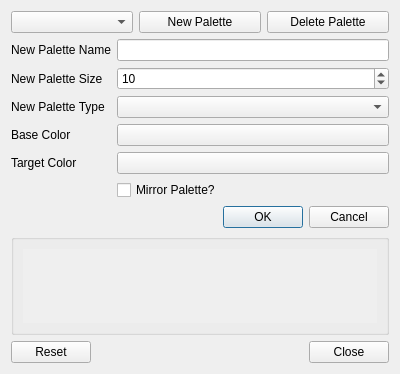
Qt form gui/widget/palettecontrol.ui (8bitbuddhist/PixelMaestro) before a commit.
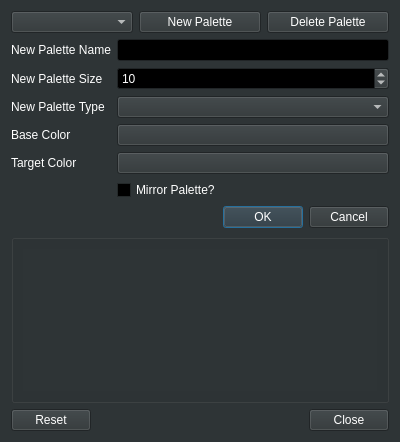
The same form after that commit.

Commit message: Studio - Re-added main project files. Studio - Set consistent color scheme for all windows and dialogs. CanvasCueHandler - Fixed several broken Cues. VirtualSerialDevice - Removed Cue interpretation text. CueController - Increased Cue buffer size to 1KB. MaestroControl - Several Cue-related fixes.

```diff
--- a/gui/widget/palettecontrol.ui
+++ b/gui/widget/palettecontrol.ui
@@ -7,7 +7,7 @@
     <x>0</x>
     <y>0</y>
     <width>400</width>
-    <height>374</height>
+    <height>442</height>
    </rect>
   </property>
   <property name="sizePolicy">
@@ -16,6 +16,421 @@
     <verstretch>0</verstretch>
    </sizepolicy>
   </property>
+  <property name="palette">
+   <palette>
+    <active>
+     <colorrole role="WindowText">
+      <brush brushstyle="SolidPattern">
+       <color alpha="255">
+        <red>255</red>
+        <green>255</green>
+        <blue>255</blue>
+       </color>
+      </brush>
+     </colorrole>
+     <colorrole role="Button">
+      <brush brushstyle="SolidPattern">
+       <color alpha="255">
+        <red>46</red>
+        <green>52</green>
+        <blue>54</blue>
+       </color>
+      </brush>
+     </colorrole>
+     <colorrole role="Light">
+      <brush brushstyle="SolidPattern">
+       <color alpha="255">
+        <red>69</red>
+        <green>78</green>
+        <blue>81</blue>
+       </color>
+      </brush>
+     </colorrole>
+     <colorrole role="Midlight">
+      <brush brushstyle="SolidPattern">
+       <color alpha="255">
+        <red>57</red>
+        <green>65</green>
+        <blue>67</blue>
+       </color>
+      </brush>
+     </colorrole>
+     <colorrole role="Dark">
+      <brush brushstyle="SolidPattern">
+       <color alpha="255">
+        <red>23</red>
+        <green>26</green>
+        <blue>27</blue>
+       </color>
+      </brush>
+     </colorrole>
+     <colorrole role="Mid">
+      <brush brushstyle="SolidPattern">
+       <color alpha="255">
+        <red>30</red>
+        <green>34</green>
+        <blue>36</blue>
+       </color>
+      </brush>
+     </colorrole>
+     <colorrole role="Text">
+      <brush brushstyle="SolidPattern">
+       <color alpha="255">
+        <red>255</red>
+        <green>255</green>
+        <blue>255</blue>
+       </color>
+      </brush>
+     </colorrole>
+     <colorrole role="BrightText">
+      <brush brushstyle="SolidPattern">
+       <color alpha="255">
+        <red>255</red>
+        <green>255</green>
+        <blue>255</blue>
+       </color>
+      </brush>
+     </colorrole>
+     <colorrole role="ButtonText">
+      <brush brushstyle="SolidPattern">
+       <color alpha="255">
+        <red>255</red>
+        <green>255</green>
+        <blue>255</blue>
+       </color>
+      </brush>
+     </colorrole>
+     <colorrole role="Base">
+      <brush brushstyle="SolidPattern">
+       <color alpha="255">
+        <red>0</red>
+        <green>0</green>
+        <blue>0</blue>
+       </color>
+      </brush>
+     </colorrole>
+     <colorrole role="Window">
+      <brush brushstyle="SolidPattern">
+       <color alpha="255">
+        <red>46</red>
+        <green>52</green>
+        <blue>54</blue>
+       </color>
+      </brush>
+     </colorrole>
+     <colorrole role="Shadow">
+      <brush brushstyle="SolidPattern">
+       <color alpha="255">
+        <red>0</red>
+        <green>0</green>
+        <blue>0</blue>
+       </color>
+      </brush>
+     </colorrole>
+     <colorrole role="AlternateBase">
+      <brush brushstyle="SolidPattern">
+       <color alpha="255">
+        <red>23</red>
+        <green>26</green>
+        <blue>27</blue>
+       </color>
+      </brush>
+     </colorrole>
+     <colorrole role="ToolTipBase">
+      <brush brushstyle="SolidPattern">
+       <color alpha="255">
+        <red>255</red>
+        <green>255</green>
+        <blue>220</blue>
+       </color>
+      </brush>
+     </colorrole>
+     <colorrole role="ToolTipText">
+      <brush brushstyle="SolidPattern">
+       <color alpha="255">
+        <red>0</red>
+        <green>0</green>
+        <blue>0</blue>
+       </color>
+      </brush>
+     </colorrole>
+    </active>
+    <inactive>
+     <colorrole role="WindowText">
+      <brush brushstyle="SolidPattern">
+       <color alpha="255">
+        <red>255</red>
+        <green>255</green>
+        <blue>255</blue>
+       </color>
+      </brush>
+     </colorrole>
+     <colorrole role="Button">
+      <brush brushstyle="SolidPattern">
+       <color alpha="255">
+        <red>46</red>
+        <green>52</green>
+        <blue>54</blue>
+       </color>
+      </brush>
+     </colorrole>
+     <colorrole role="Light">
+      <brush brushstyle="SolidPattern">
+       <color alpha="255">
+        <red>69</red>
+        <green>78</green>
+        <blue>81</blue>
+       </color>
+      </brush>
+     </colorrole>
+     <colorrole role="Midlight">
+      <brush brushstyle="SolidPattern">
+       <color alpha="255">
+        <red>57</red>
+        <green>65</green>
+        <blue>67</blue>
+       </color>
+      </brush>
+     </colorrole>
+     <colorrole role="Dark">
+      <brush brushstyle="SolidPattern">
+       <color alpha="255">
+        <red>23</red>
+        <green>26</green>
+        <blue>27</blue>
+       </color>
+      </brush>
+     </colorrole>
+     <colorrole role="Mid">
+      <brush brushstyle="SolidPattern">
+       <color alpha="255">
+        <red>30</red>
+        <green>34</green>
+        <blue>36</blue>
+       </color>
+      </brush>
+     </colorrole>
+     <colorrole role="Text">
+      <brush brushstyle="SolidPattern">
+       <color alpha="255">
+        <red>255</red>
+        <green>255</green>
+        <blue>255</blue>
+       </color>
+      </brush>
+     </colorrole>
+     <colorrole role="BrightText">
+      <brush brushstyle="SolidPattern">
+       <color alpha="255">
+        <red>255</red>
+        <green>255</green>
+        <blue>255</blue>
+       </color>
+      </brush>
+     </colorrole>
+     <colorrole role="ButtonText">
+      <brush brushstyle="SolidPattern">
+       <color alpha="255">
+        <red>255</red>
+        <green>255</green>
+        <blue>255</blue>
+       </color>
+      </brush>
+     </colorrole>
+     <colorrole role="Base">
+      <brush brushstyle="SolidPattern">
+       <color alpha="255">
+        <red>0</red>
+        <green>0</green>
+        <blue>0</blue>
+       </color>
+      </brush>
+     </colorrole>
+     <colorrole role="Window">
+      <brush brushstyle="SolidPattern">
+       <color alpha="255">
+        <red>46</red>
+        <green>52</green>
+        <blue>54</blue>
+       </color>
+      </brush>
+     </colorrole>
+     <colorrole role="Shadow">
+      <brush brushstyle="SolidPattern">
+       <color alpha="255">
+        <red>0</red>
+        <green>0</green>
+        <blue>0</blue>
+       </color>
+      </brush>
+     </colorrole>
+     <colorrole role="AlternateBase">
+      <brush brushstyle="SolidPattern">
+       <color alpha="255">
+        <red>23</red>
+        <green>26</green>
+        <blue>27</blue>
+       </color>
+      </brush>
+     </colorrole>
+     <colorrole role="ToolTipBase">
+      <brush brushstyle="SolidPattern">
+       <color alpha="255">
+        <red>255</red>
+        <green>255</green>
+        <blue>220</blue>
+       </color>
+      </brush>
+     </colorrole>
+     <colorrole role="ToolTipText">
+      <brush brushstyle="SolidPattern">
+       <color alpha="255">
+        <red>0</red>
+        <green>0</green>
+        <blue>0</blue>
+       </color>
+      </brush>
+     </colorrole>
+    </inactive>
+    <disabled>
+     <colorrole role="WindowText">
+      <brush brushstyle="SolidPattern">
+       <color alpha="255">
+        <red>23</red>
+        <green>26</green>
+        <blue>27</blue>
+       </color>
+      </brush>
+     </colorrole>
+     <colorrole role="Button">
+      <brush brushstyle="SolidPattern">
+       <color alpha="255">
+        <red>46</red>
+        <green>52</green>
+        <blue>54</blue>
+       </color>
+      </brush>
+     </colorrole>
+     <colorrole role="Light">
+      <brush brushstyle="SolidPattern">
+       <color alpha="255">
+        <red>69</red>
+        <green>78</green>
+        <blue>81</blue>
+       </color>
+      </brush>
+     </colorrole>
+     <colorrole role="Midlight">
+      <brush brushstyle="SolidPattern">
+       <color alpha="255">
+        <red>57</red>
+        <green>65</green>
+        <blue>67</blue>
+       </color>
+      </brush>
+     </colorrole>
+     <colorrole role="Dark">
+      <brush brushstyle="SolidPattern">
+       <color alpha="255">
+        <red>23</red>
+        <green>26</green>
+        <blue>27</blue>
+       </color>
+      </brush>
+     </colorrole>
+     <colorrole role="Mid">
+      <brush brushstyle="SolidPattern">
+       <color alpha="255">
+        <red>30</red>
+        <green>34</green>
+        <blue>36</blue>
+       </color>
+      </brush>
+     </colorrole>
+     <colorrole role="Text">
+      <brush brushstyle="SolidPattern">
+       <color alpha="255">
+        <red>23</red>
+        <green>26</green>
+        <blue>27</blue>
+       </color>
+      </brush>
+     </colorrole>
+     <colorrole role="BrightText">
+      <brush brushstyle="SolidPattern">
+       <color alpha="255">
+        <red>255</red>
+        <green>255</green>
+        <blue>255</blue>
+       </color>
+      </brush>
+     </colorrole>
+     <colorrole role="ButtonText">
+      <brush brushstyle="SolidPattern">
+       <color alpha="255">
+        <red>23</red>
+        <green>26</green>
+        <blue>27</blue>
+       </color>
+      </brush>
+     </colorrole>
+     <colorrole role="Base">
+      <brush brushstyle="SolidPattern">
+       <color alpha="255">
+        <red>46</red>
+        <green>52</green>
+        <blue>54</blue>
+       </color>
+      </brush>
+     </colorrole>
+     <colorrole role="Window">
+      <brush brushstyle="SolidPattern">
+       <color alpha="255">
+        <red>46</red>
+        <green>52</green>
+        <blue>54</blue>
+       </color>
+      </brush>
+     </colorrole>
+     <colorrole role="Shadow">
+      <brush brushstyle="SolidPattern">
+       <color alpha="255">
+        <red>0</red>
+        <green>0</green>
+        <blue>0</blue>
+       </color>
+      </brush>
+     </colorrole>
+     <colorrole role="AlternateBase">
+      <brush brushstyle="SolidPattern">
+       <color alpha="255">
+        <red>46</red>
+        <green>52</green>
+        <blue>54</blue>
+       </color>
+      </brush>
+     </colorrole>
+     <colorrole role="ToolTipBase">
+      <brush brushstyle="SolidPattern">
+       <color alpha="255">
+        <red>255</red>
+        <green>255</green>
+        <blue>220</blue>
+       </color>
+      </brush>
+     </colorrole>
+     <colorrole role="ToolTipText">
+      <brush brushstyle="SolidPattern">
+       <color alpha="255">
+        <red>0</red>
+        <green>0</green>
+        <blue>0</blue>
+       </color>
+      </brush>
+     </colorrole>
+    </disabled>
+   </palette>
+  </property>
   <property name="windowTitle">
    <string>Palette Editor</string>
   </property>
```
The commit also changes 15 other files.
